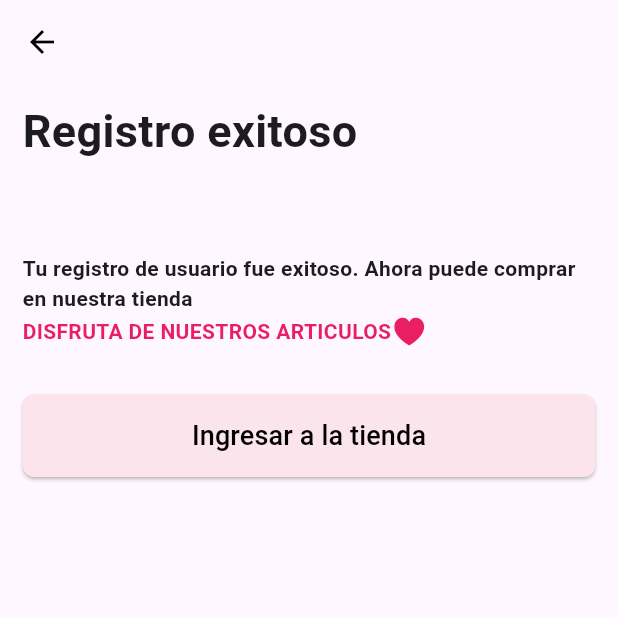
After one commit to HugoSanchezV/Store, a Flutter app: the SignUpSuccessScreen screen opened directly, on a phone screen of 412 x 824 dp, the top half of it. The commit adds this screen. Run offline on Flutter 3.47's test engine with Material 3 defaults, Android fonts, the phone set to English and light mode, and no system bars; our stand-ins replace card_swiper, carousel_slider, cloud_firestore, fan_carousel_image_slider, firebase_core, firebase_storage and 2 more; missing offline and left inert: sms_otp_auto_verify; accounts and stored records are empty.

Commit message:
Create iogin_success

```diff
--- a/lib/screens/login_screen.dart
+++ b/lib/screens/login_screen.dart
@@ -110,7 +110,7 @@ class _LoginScreenState extends State<LoginScreen> {
                             child: Text(
                               "Acceder",
                               style: TextStyle(
-                                color: Colors.black,
+                                color: Colors.white,
                                 fontSize: 18,
                               ),
                             ),
--- a/lib/screens/signup_screen.dart
+++ b/lib/screens/signup_screen.dart
@@ -3,6 +3,10 @@ import 'package:store/screens/menu.dart';
 import 'package:flutter/material.dart';
 import 'package:store/screens/cart_screen.dart';
 import 'package:store/screens/login_screen.dart';
+import 'package:store/screens/signup_success_screen.dart';
+
+import '../controllers/userController.dart';
+import '../tdo/userTDO.dart';
 
 class SignupScreen extends StatefulWidget {
   const SignupScreen({Key? key}) : super(key: key);
@@ -170,11 +174,26 @@ class _SignupScreenState extends State<SignupScreen> {
                           if (_formKey.currentState!.validate()) {
                             // Guardar los datos del formulario
                             _formKey.currentState!.save();
+
+                            var userData = {
+                              'name': '$_nombre',
+                              'email': '$_correo',
+                              'password': '$_contrasena',
+                              'phone': '$_telefono',
+                              'token': 'token',
+                              'auth': 0,
+                              'admin': 0,
+                              'address' : '$_domicilio'
+                            };
+
+                            print(userData);
+                            UserController user = UserController();
+                            user.create(UserTDO(userData));
                             // Aquí puedes hacer lo que necesites con los datos ingresados
                             // Luego, puedes navegar a la siguiente pantalla
                             Navigator.push(
                               context,
-                              MaterialPageRoute(builder: (context) => AdminHomePage()),
+                              MaterialPageRoute(builder: (context) => SignUpSuccessScreen()),
                             );
                           }
                         },
--- /dev/null
+++ b/lib/screens/signup_success_screen.dart
@@ -0,0 +1,73 @@
+import 'package:flutter/cupertino.dart';
+import 'package:flutter/material.dart';
+import 'package:store/screens/login_screen.dart';
+class SignUpSuccessScreen extends StatelessWidget {
+  const SignUpSuccessScreen({super.key});
+
+  @override
+  Widget build(BuildContext context) {
+    return Scaffold(
+      appBar: AppBar(
+        backgroundColor: Colors.transparent,
+        elevation: 0,
+        foregroundColor: Colors.black,
+      ),
+      body: SingleChildScrollView(
+        child: Padding(
+          padding: EdgeInsets.symmetric(horizontal: 15),
+          child: Column(
+            crossAxisAlignment: CrossAxisAlignment.start,
+            children: [
+              SizedBox(height: 10),
+              Text(
+                "Registro exitoso",
+                style: TextStyle(
+                  fontSize: 30,
+                  fontWeight: FontWeight.bold,
+                ),
+              ),
+              SizedBox(height: 60),
+              Text(
+                "Tu registro de usuario fue exitoso. Ahora puede comprar en nuestra tienda",
+                style: TextStyle(
+                  fontSize: 14,
+                  fontWeight: FontWeight.w700
+                ),
+              ),
+              Row(children: [
+                Text("DISFRUTA DE NUESTROS ARTICULOS",
+                style: TextStyle(
+                  fontSize: 14,
+                  color: Colors.pink,
+                  fontWeight: FontWeight.w700
+                  ),
+                ),
+                Icon(CupertinoIcons.suit_heart_fill, color: Colors.pink,)
+              ],),
+              SizedBox(height: 30),
+              ElevatedButton(
+                onPressed: () {
+                  Navigator.push(context, MaterialPageRoute(builder: (context) => LoginScreen()));
+                },
+                child: Text(
+                  "Ingresar a la tienda",
+                  style: TextStyle(
+                    color: Colors.black,
+                    fontSize: 18,
+                  ),
+                ),
+                style: ElevatedButton.styleFrom(
+                    minimumSize: Size.fromHeight(55),
+                    backgroundColor: Colors.pink.shade50,
+                    shape: RoundedRectangleBorder(
+                        borderRadius: BorderRadius.circular(8)
+                    )
+                ),
+              ),
+            ],
+          ),
+        ),
+      ),
+    );
+  }
+}
```
